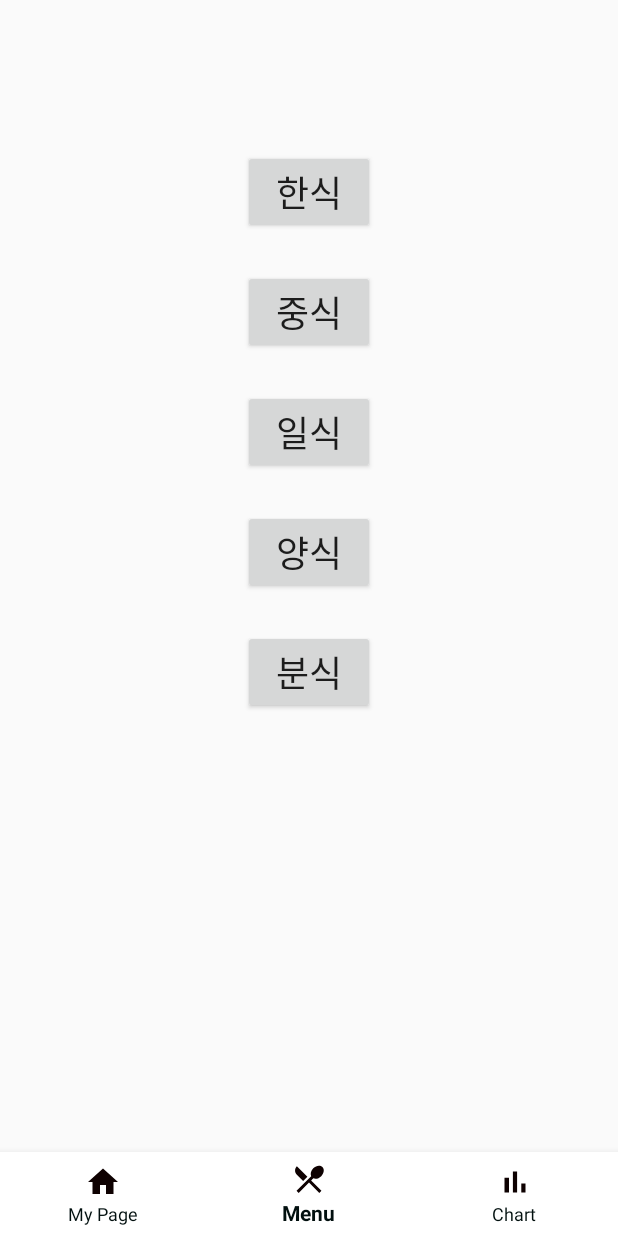
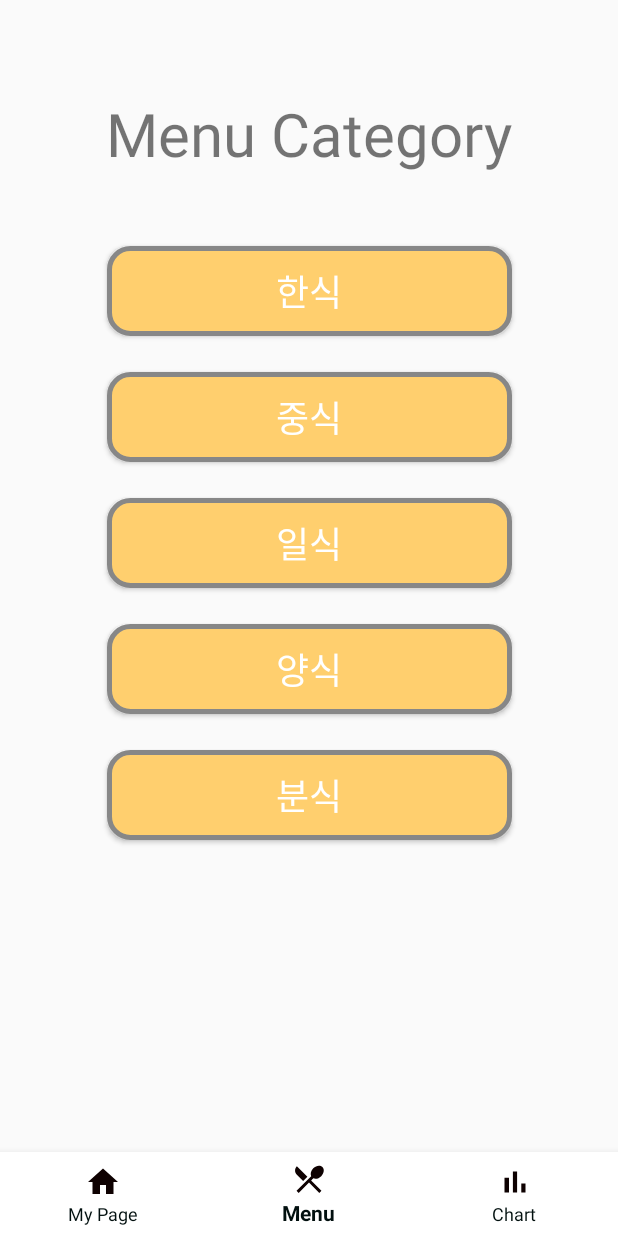
Before and after one commit to ballenabox/capstone2020, an Android app: the Frag1 screen opened directly, with no data from a screen before it, item 2 of the bottom bar chosen, on a phone screen of 412 x 824 dp. Run offline under Robolectric (Android 15) with nearby library versions, the phone set to English and light mode, and no system bars; network calls fail; 1 statement that could not run was skipped.

Commit message:
9/25 add button design/1:1 requestmail

```diff
--- a/app/src/main/java/com/example/bottomnavi/Frag1.java
+++ b/app/src/main/java/com/example/bottomnavi/Frag1.java
@@ -21,19 +21,18 @@ public class Frag1 extends Fragment {
 
     private View view;
     private TextView tv_id, tv_pass, tv_email;
-    private Button btn_logout;
-    static final String[] LIST_HOME = {"로그아웃","1 : 1 문의하기","회원탈퇴"};
-
+    private Button btn_logout,btn_leave,btn_inquire;
     @Nullable
     @Override
     public View onCreateView(@NonNull LayoutInflater inflater, @Nullable ViewGroup container, @Nullable Bundle savedInstanceState) {
         view = inflater.inflate(R.layout.frag1, container, false);
 
-        ArrayAdapter adapter = new ArrayAdapter(getActivity(), android.R.layout.simple_list_item_1,LIST_HOME);
         btn_logout = (Button) view.findViewById(R.id.btn_logout);
-        ListView home_listview1= (ListView) view.findViewById(R.id.home_listview1) ;
-        home_listview1.setAdapter(adapter);
+        btn_leave = (Button) view.findViewById(R.id.btn_leave);
+        btn_inquire = (Button) view.findViewById(R.id.btn_inquire);
 
+        Bundle bundle = getArguments();
+        final String userEmail = bundle.getString("userEmail");
         btn_logout.setOnClickListener(new View.OnClickListener() {
             @Override
             public void onClick(View view) {
@@ -53,12 +52,13 @@ public class Frag1 extends Fragment {
             }
         });
 
-        home_listview1.setOnItemClickListener(new AdapterView.OnItemClickListener() {
-            @Override
-            public void onItemClick(AdapterView parent, View v, int position, long id){
-                String strText = (String) parent.getItemAtPosition(position);
+        btn_inquire.setOnClickListener(new View.OnClickListener(){
+            public void onClick(View view){
+                Intent intent =new Intent(getActivity(),privateAskActivity.class);
+                intent.putExtra("userEmail",userEmail);
+                startActivity(intent);
+
             }
-
         });
 
         return view;
--- a/app/src/main/java/com/example/bottomnavi/LoginActivity.java
+++ b/app/src/main/java/com/example/bottomnavi/LoginActivity.java
@@ -1,6 +1,7 @@
 package com.example.bottomnavi;
 
 import androidx.appcompat.app.AppCompatActivity;
+import androidx.fragment.app.Fragment;
 
 import android.content.Intent;
 import android.content.SharedPreferences;
--- a/app/src/main/java/com/example/bottomnavi/MainActivity.java
+++ b/app/src/main/java/com/example/bottomnavi/MainActivity.java
@@ -5,6 +5,7 @@ import androidx.appcompat.app.AppCompatActivity;
 import androidx.fragment.app.FragmentManager;
 import androidx.fragment.app.FragmentTransaction;
 
+import android.content.Intent;
 import android.os.Bundle;
 import android.view.MenuItem;
 import android.widget.Toast;
@@ -45,11 +46,13 @@ public class MainActivity extends AppCompatActivity {
                 return true;
             }
         });
+
+        Intent Intent = getIntent();
+        String userEmail = getIntent().getStringExtra("userEmail");
         frag1 = new Frag1();
         frag2 = new Frag2();
         frag3 = new Frag3();
         setFrag(0);
-
     }
 
     private void setFrag(int n) {
--- /dev/null
+++ b/app/src/main/res/drawable/buttonshape.xml
@@ -0,0 +1,23 @@
+<?xml version="1.0" encoding="utf-8"?>
+<shape xmlns:android="http://schemas.android.com/apk/res/android" android:shape="rectangle" >
+    <corners
+        android:radius="14dp"
+        />
+    <solid
+        android:color="#FFCF6E"
+        />
+    <padding
+        android:left="0dp"
+        android:top="0dp"
+        android:right="0dp"
+        android:bottom="0dp"
+        />
+    <size
+        android:width="270dp"
+        android:height="60dp"
+        />
+    <stroke
+        android:width="3dp"
+        android:color="#878787"
+        />
+</shape>
--- a/app/src/main/res/layout/activity_login.xml
+++ b/app/src/main/res/layout/activity_login.xml
@@ -40,6 +40,8 @@
         android:layout_height="wrap_content"
         android:layout_marginTop="32dp"
         android:text="Login"
+        android:textColor="#FFFFFF"
+        android:background="@drawable/buttonshape"
         app:layout_constraintEnd_toEndOf="@+id/et_pass"
         app:layout_constraintHorizontal_bias="0.0"
         app:layout_constraintStart_toStartOf="@+id/et_pass"
@@ -51,6 +53,8 @@
         android:layout_height="wrap_content"
         android:layout_marginTop="32dp"
         android:text="회원가입"
+        android:textColor="#FFFFFF"
+        android:background="@drawable/buttonshape"
         app:layout_constraintEnd_toEndOf="@+id/btn_login"
         app:layout_constraintStart_toStartOf="@+id/btn_login"
         app:layout_constraintTop_toBottomOf="@+id/btn_login" />
--- a/app/src/main/res/layout/activity_register.xml
+++ b/app/src/main/res/layout/activity_register.xml
@@ -63,6 +63,8 @@
         android:layout_marginEnd="8dp"
         android:layout_marginRight="8dp"
         android:text="회원가입"
+        android:textColor="#FFFFFF"
+        android:background="@drawable/buttonshape"
         app:layout_constraintEnd_toEndOf="@+id/et_email"
         app:layout_constraintStart_toStartOf="@+id/et_email"
         app:layout_constraintTop_toBottomOf="@+id/et_email" />
--- a/app/src/main/res/layout/frag2.xml
+++ b/app/src/main/res/layout/frag2.xml
@@ -7,24 +7,48 @@
     android:layout_height="match_parent"
     android:orientation="vertical">
 
+    <TextView
+        android:id="@+id/menuTitle"
+        android:layout_width="wrap_content"
+        android:layout_height="wrap_content"
+        android:layout_marginStart="16dp"
+        android:layout_marginLeft="16dp"
+        android:layout_marginTop="32dp"
+        android:layout_marginEnd="16dp"
+        android:layout_marginRight="16dp"
+        android:layout_marginBottom="16dp"
+        android:text="Menu Category"
+        android:textSize="40sp"
+        app:layout_constraintBottom_toTopOf="@+id/btn_kor"
+        app:layout_constraintEnd_toEndOf="parent"
+        app:layout_constraintStart_toStartOf="parent"
+        app:layout_constraintTop_toTopOf="parent"
+        app:layout_constraintVertical_bias="0.48000002" />
+
+
     <!-- 버튼을 누르면 해당 메뉴의 Count + 1 -->
+
     <Button
         android:id="@+id/btn_kor"
         android:layout_width="wrap_content"
         android:layout_height="wrap_content"
         android:layout_marginStart="16dp"
         android:layout_marginLeft="16dp"
-        android:layout_marginTop="100dp"
+        android:layout_marginTop="164dp"
         android:layout_marginEnd="16dp"
         android:layout_marginRight="16dp"
+        android:background="@drawable/buttonshape"
         android:text="한식"
         android:textSize="24sp"
+        android:textColor="#FFFFFF"
         app:layout_constraintEnd_toEndOf="parent"
+        app:layout_constraintHorizontal_bias="0.504"
         app:layout_constraintStart_toStartOf="parent"
         app:layout_constraintTop_toTopOf="parent" />
 
     <Button
         android:id="@+id/btn_chi"
+        android:background="@drawable/buttonshape"
         android:layout_width="wrap_content"
         android:layout_height="wrap_content"
         android:layout_marginStart="16dp"
@@ -34,12 +58,14 @@
         android:layout_marginRight="16dp"
         android:text="중식"
         android:textSize="24sp"
+        android:textColor="#FFFFFF"
         app:layout_constraintEnd_toEndOf="@+id/btn_kor"
         app:layout_constraintStart_toStartOf="@+id/btn_kor"
         app:layout_constraintTop_toBottomOf="@+id/btn_kor" />
 
     <Button
         android:id="@+id/btn_jap"
+        android:background="@drawable/buttonshape"
         android:layout_width="wrap_content"
         android:layout_height="wrap_content"
         android:layout_marginStart="16dp"
@@ -49,12 +75,14 @@
         android:layout_marginRight="16dp"
         android:text="일식"
         android:textSize="24sp"
+        android:textColor="#FFFFFF"
         app:layout_constraintEnd_toEndOf="@+id/btn_chi"
         app:layout_constraintStart_toStartOf="@+id/btn_chi"
         app:layout_constraintTop_toBottomOf="@+id/btn_chi" />
 
     <Button
         android:id="@+id/btn_usa"
+        android:background="@drawable/buttonshape"
         android:layout_width="wrap_content"
         android:layout_height="wrap_content"
         android:layout_marginStart="16dp"
@@ -64,12 +92,14 @@
         android:layout_marginRight="16dp"
         android:text="양식"
         android:textSize="24sp"
+        android:textColor="#FFFFFF"
         app:layout_constraintEnd_toEndOf="@+id/btn_jap"
         app:layout_constraintStart_toStartOf="@+id/btn_jap"
         app:layout_constraintTop_toBottomOf="@+id/btn_jap" />
 
     <Button
         android:id="@+id/btn_fast"
+        android:background="@drawable/buttonshape"
         android:layout_width="wrap_content"
         android:layout_height="wrap_content"
         android:layout_marginStart="16dp"
@@ -79,6 +109,7 @@
         android:layout_marginRight="16dp"
         android:text="분식"
         android:textSize="24sp"
+        android:textColor="#FFFFFF"
         app:layout_constraintEnd_toEndOf="@+id/btn_usa"
         app:layout_constraintStart_toStartOf="@+id/btn_usa"
         app:layout_constraintTop_toBottomOf="@+id/btn_usa" />
```
Also changed, not shown: app/src/main/AndroidManifest.xml (+5 -4 lines), app/src/main/java/com/example/bottomnavi/MenuRequest.java (added, +29 -0 lines), app/src/main/java/com/example/bottomnavi/privateAskActivity.java (added, +58 -0 lines), app/src/main/res/layout/frag1.xml (+57 -29 lines), app/src/main/res/layout/private_ask.xml (added, +93 -0 lines).
